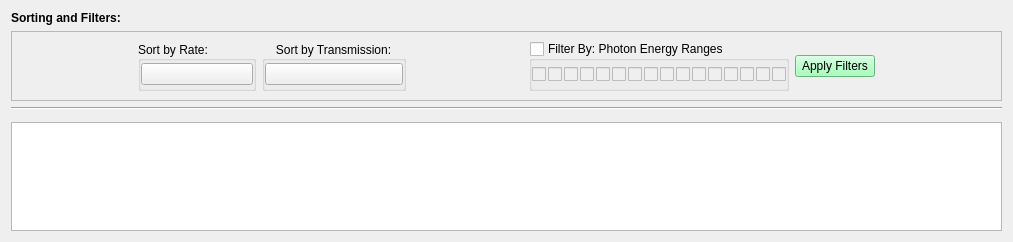
First picture: the form in preemptive_requests.ui, repository pcdshub/pmps-ui, before the edit.
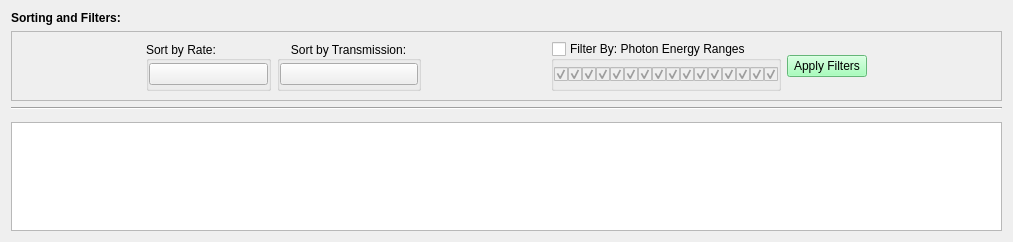
Second picture: the form after the edit. Custom widgets are drawn as their Qt base class.

Commit message: WIP: try to add bitmask filtering

```diff
--- a/preemptive_requests.ui
+++ b/preemptive_requests.ui
@@ -96,6 +96,9 @@
            <property name="cursor">
             <cursorShape>ArrowCursor</cursorShape>
            </property>
+           <property name="styleSheet">
+            <string notr="true"/>
+           </property>
            <property name="text">
             <string/>
            </property>
@@ -166,6 +169,9 @@
            <property name="checkable">
             <bool>true</bool>
            </property>
+           <property name="autoDefault">
+            <bool>false</bool>
+           </property>
           </widget>
          </item>
         </layout>
@@ -200,7 +206,7 @@
         </property>
         <layout class="QHBoxLayout" name="horizontalLayout_4">
          <property name="spacing">
-          <number>2</number>
+          <number>0</number>
          </property>
          <property name="leftMargin">
           <number>0</number>
@@ -217,161 +223,209 @@
          <item>
           <widget class="QCheckBox" name="filter_cb_bit15">
            <property name="enabled">
-            <bool>false</bool>
+            <bool>true</bool>
            </property>
            <property name="text">
             <string/>
            </property>
+           <property name="checked">
+            <bool>true</bool>
+           </property>
           </widget>
          </item>
          <item>
           <widget class="QCheckBox" name="filter_cb_bit14">
            <property name="enabled">
-            <bool>false</bool>
+            <bool>true</bool>
            </property>
            <property name="text">
             <string/>
            </property>
+           <property name="checked">
+            <bool>true</bool>
+           </property>
           </widget>
          </item>
          <item>
           <widget class="QCheckBox" name="filter_cb_bit13">
            <property name="enabled">
-            <bool>false</bool>
+            <bool>true</bool>
            </property>
            <property name="text">
             <string/>
            </property>
+           <property name="checked">
+            <bool>true</bool>
+           </property>
           </widget>
          </item>
          <item>
           <widget class="QCheckBox" name="filter_cb_bit12">
            <property name="enabled">
-            <bool>false</bool>
+            <bool>true</bool>
            </property>
            <property name="text">
             <string/>
            </property>
+           <property name="checked">
+            <bool>true</bool>
+           </property>
           </widget>
          </item>
          <item>
           <widget class="QCheckBox" name="filter_cb_bit11">
            <property name="enabled">
-            <bool>false</bool>
+            <bool>true</bool>
            </property>
            <property name="text">
             <string/>
            </property>
+           <property name="checked">
+            <bool>true</bool>
+           </property>
           </widget>
          </item>
          <item>
           <widget class="QCheckBox" name="filter_cb_bit10">
            <property name="enabled">
-            <bool>false</bool>
+            <bool>true</bool>
            </property>
            <property name="text">
             <string/>
            </property>
+           <property name="checked">
+            <bool>true</bool>
+           </property>
           </widget>
          </item>
          <item>
           <widget class="QCheckBox" name="filter_cb_bit9">
            <property name="enabled">
-            <bool>false</bool>
+            <bool>true</bool>
            </property>
            <property name="text">
             <string/>
            </property>
+           <property name="checked">
+            <bool>true</bool>
+           </property>
           </widget>
          </item>
          <item>
           <widget class="QCheckBox" name="filter_cb_bit8">
            <property name="enabled">
-            <bool>false</bool>
+            <bool>true</bool>
            </property>
            <property name="text">
             <string/>
            </property>
+           <property name="checked">
+            <bool>true</bool>
+           </property>
           </widget>
          </item>
          <item>
           <widget class="QCheckBox" name="filter_cb_bit7">
            <property name="enabled">
-            <bool>false</bool>
+            <bool>true</bool>
            </property>
            <property name="text">
             <string/>
            </property>
+           <property name="checked">
+            <bool>true</bool>
+           </property>
           </widget>
          </item>
          <item>
           <widget class="QCheckBox" name="filter_cb_bit6">
            <property name="enabled">
-            <bool>false</bool>
+            <bool>true</bool>
            </property>
            <property name="text">
             <string/>
            </property>
+           <property name="checked">
+            <bool>true</bool>
+           </property>
           </widget>
          </item>
          <item>
           <widget class="QCheckBox" name="filter_cb_bit5">
            <property name="enabled">
-            <bool>false</bool>
+            <bool>true</bool>
            </property>
            <property name="text">
             <string/>
            </property>
+           <property name="checked">
+            <bool>true</bool>
+           </property>
           </widget>
          </item>
          <item>
           <widget class="QCheckBox" name="filter_cb_bit4">
            <property name="enabled">
-            <bool>false</bool>
+            <bool>true</bool>
            </property>
            <property name="text">
             <string/>
            </property>
+           <property name="checked">
+            <bool>true</bool>
+           </property>
           </widget>
          </item>
          <item>
           <widget class="QCheckBox" name="filter_cb_bit3">
            <property name="enabled">
-            <bool>false</bool>
+            <bool>true</bool>
            </property>
            <property name="text">
             <string/>
            </property>
+           <property name="checked">
+            <bool>true</bool>
+           </property>
           </widget>
          </item>
          <item>
           <widget class="QCheckBox" name="filter_cb_bit2">
            <property name="enabled">
-            <bool>false</bool>
+            <bool>true</bool>
            </property>
            <property name="text">
             <string/>
            </property>
+           <property name="checked">
+            <bool>true</bool>
+           </property>
           </widget>
          </item>
          <item>
           <widget class="QCheckBox" name="filter_cb_bit1">
            <property name="enabled">
-            <bool>false</bool>
+            <bool>true</bool>
            </property>
            <property name="text">
             <string/>
            </property>
+           <property name="checked">
+            <bool>true</bool>
+           </property>
           </widget>
          </item>
          <item>
           <widget class="QCheckBox" name="filter_cb_bit0">
            <property name="enabled">
-            <bool>false</bool>
+            <bool>true</bool>
            </property>
            <property name="text">
             <string/>
            </property>
+           <property name="checked">
+            <bool>true</bool>
+           </property>
           </widget>
          </item>
         </layout>
```
Left out of the diff: 2 changed lines with no effect on the pictures. The commit also changes 1 other file.
